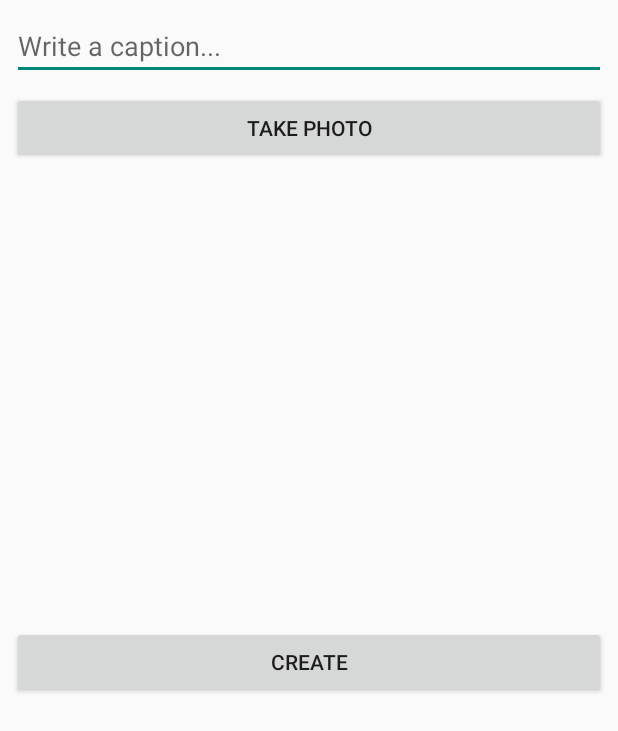
After one commit to mangotapioca13/Instagram_parse, an Android app: the fragment ComposeFragment shown on its own in the app's theme, on a phone screen of 412 x 824 dp. The commit adds this screen. Shown: the top 731 px of the screen. Run offline under Robolectric (Android 15) with nearby library versions, the phone set to English and light mode, and no system bars; libraries missing offline, so code that uses them is left out: com.parse.

Commit message:
starting with fragments

```diff
--- a/app/build.gradle
+++ b/app/build.gradle
@@ -24,6 +24,10 @@ dependencies {
     implementation 'com.android.support:appcompat-v7:28.0.0'
     implementation 'com.android.support.constraint:constraint-layout:1.1.3'
 
+    // Design support library
+    implementation "com.android.support:appcompat-v7:28.0.0"
+    implementation "com.android.support:design:28.0.0"
+
     // CardView
     implementation 'com.android.support:cardview-v7:28.0.0'
     implementation "com.android.support:design:28.0.0"
--- /dev/null
+++ b/app/src/main/java/com/example/instagram/fragments/ComposeFragment.java
@@ -0,0 +1,195 @@
+package com.example.instagram.fragments;
+
+import android.content.Intent;
+import android.graphics.Bitmap;
+import android.graphics.BitmapFactory;
+import android.graphics.Matrix;
+import android.media.ExifInterface;
+import android.net.Uri;
+import android.os.Bundle;
+import android.os.Environment;
+import android.provider.MediaStore;
+import android.support.annotation.NonNull;
+import android.support.annotation.Nullable;
+import android.support.v4.app.Fragment;
+import android.support.v4.content.FileProvider;
+import android.util.Log;
+import android.view.LayoutInflater;
+import android.view.View;
+import android.view.ViewGroup;
+import android.widget.Button;
+import android.widget.EditText;
+import android.widget.ImageView;
+import android.widget.Toast;
+
+import com.example.instagram.R;
+import com.example.instagram.model.Post;
+import com.parse.ParseException;
+import com.parse.ParseFile;
+import com.parse.ParseUser;
+import com.parse.SaveCallback;
+
+import java.io.File;
+import java.io.IOException;
+
+import static android.app.Activity.RESULT_OK;
+
+public class ComposeFragment extends Fragment {
+
+    private final String TAG = "ComposeFragment";
+    private EditText etDescription;
+    private ImageView ivPostImage;
+    private Button btnCreate;
+    private Button btnTakePhoto;
+
+    public final static int CAPTURE_IMAGE_ACTIVITY_REQUEST_CODE = 1034;
+    public String photoFileName = "photo.jpg";
+    private File photoFile;
+
+    // The onCreateView method is called when Fragment should create its View
+    // object hierarchy, either dynamically or via XML layout inflation.
+    @Nullable
+    @Override
+    public View onCreateView(@NonNull LayoutInflater inflater, @Nullable ViewGroup container, @Nullable Bundle savedInstanceState) {
+        return inflater.inflate(R.layout.fragment_compose, container, false);
+    }
+
+    // This event is triggered soon after onCreateView().
+    // Any view setup should occur here. E.g., view lookups and attaching view listeners.
+    @Override
+    public void onViewCreated(@NonNull View view, @Nullable Bundle savedInstanceState) {
+        super.onViewCreated(view, savedInstanceState);
+
+        etDescription = (EditText) view.findViewById(R.id.etDescription);
+        ivPostImage = (ImageView) view.findViewById(R.id.ivPostImage);
+        btnCreate = (Button) view.findViewById(R.id.btnCreate);
+        btnTakePhoto = (Button) view.findViewById(R.id.btnTakePhoto);
+
+        btnTakePhoto.setOnClickListener(new View.OnClickListener() {
+            @Override
+            public void onClick(View v) {
+                launchCamera();
+            }
+        });
+
+        btnCreate.setOnClickListener(new View.OnClickListener() {
+            @Override
+            public void onClick(View v) {
+                String description = etDescription.getText().toString();
+                ParseUser user = ParseUser.getCurrentUser();
+
+                if (photoFile == null || ivPostImage.getDrawable() == null) {
+                    Log.e(TAG, "No photo to sbubmit");
+                    Toast.makeText(getContext(), "There is no photo!", Toast.LENGTH_SHORT).show();
+                    return;
+                }
+                savePost(description, user, photoFile);
+            }
+        });
+    }
+
+    private void launchCamera() {
+        // create Intent to take a picture and return control to the calling application
+        Intent intent = new Intent(MediaStore.ACTION_IMAGE_CAPTURE);
+        // Create a File reference to access to future access
+        photoFile = getPhotoFileUri(photoFileName);
+
+        // wrap File object into a content provider
+        // required for API >= 24
+        // See https://guides.codepath.com/android/Sharing-Content-with-Intents#sharing-files-with-api-24-or-higher
+        Uri fileProvider = FileProvider.getUriForFile(getContext(), "com.codepath.fileprovider", photoFile);
+        intent.putExtra(MediaStore.EXTRA_OUTPUT, fileProvider);
+
+        // If you call startActivityForResult() using an intent that no app can handle, your app will crash.
+        // So as long as the result is not null, it's safe to use the intent.
+        if (intent.resolveActivity(getContext().getPackageManager()) != null) {
+            // Start the image capture intent to take photo
+            startActivityForResult(intent, CAPTURE_IMAGE_ACTIVITY_REQUEST_CODE);
+        }
+    }
+
+    @Override
+    public void onActivityResult(int requestCode, int resultCode, Intent data) {
+        if (requestCode == CAPTURE_IMAGE_ACTIVITY_REQUEST_CODE) {
+            if (resultCode == RESULT_OK) {
+                // by this point we have the camera photo on disk
+                // Bitmap takenImage = BitmapFactory.decodeFile(photoFile.getAbsolutePath());
+                Bitmap takenImage = rotateBitmapOrientation(photoFile.getAbsolutePath());
+
+                // RESIZE BITMAP, see section below
+
+                // Load the taken image into a preview
+                ivPostImage.setImageBitmap(takenImage);
+            } else { // Result was a failure
+                Toast.makeText(getContext(), "Picture wasn't taken!", Toast.LENGTH_SHORT).show();
+            }
+        }
+    }
+
+    public Bitmap rotateBitmapOrientation(String photoFilePath) {
+        // Create and configure BitmapFactory
+        BitmapFactory.Options bounds = new BitmapFactory.Options();
+        bounds.inJustDecodeBounds = true;
+        BitmapFactory.decodeFile(photoFilePath, bounds);
+        BitmapFactory.Options opts = new BitmapFactory.Options();
+        Bitmap bm = BitmapFactory.decodeFile(photoFilePath, opts);
+        // Read EXIF Data
+        ExifInterface exif = null;
+        try {
+            exif = new ExifInterface(photoFilePath);
+        } catch (IOException e) {
+            e.printStackTrace();
+        }
+        String orientString = exif.getAttribute(ExifInterface.TAG_ORIENTATION);
+        int orientation = orientString != null ? Integer.parseInt(orientString) : ExifInterface.ORIENTATION_NORMAL;
+        int rotationAngle = 0;
+        if (orientation == ExifInterface.ORIENTATION_ROTATE_90) rotationAngle = 90;
+        if (orientation == ExifInterface.ORIENTATION_ROTATE_180) rotationAngle = 180;
+        if (orientation == ExifInterface.ORIENTATION_ROTATE_270) rotationAngle = 270;
+        // Rotate Bitmap
+        Matrix matrix = new Matrix();
+        matrix.setRotate(rotationAngle, (float) bm.getWidth() / 2, (float) bm.getHeight() / 2);
+        Bitmap rotatedBitmap = Bitmap.createBitmap(bm, 0, 0, bounds.outWidth, bounds.outHeight, matrix, true);
+        // Return result
+        return rotatedBitmap;
+    }
+
+    // Returns the File for a photo stored on disk given the fileName
+    public File getPhotoFileUri(String fileName) {
+        // Get safe storage directory for photos
+        // Use `getExternalFilesDir` on Context to access package-specific directories.
+        // This way, we don't need to request external read/write runtime permissions.
+        File mediaStorageDir = new File(getContext().getExternalFilesDir(Environment.DIRECTORY_PICTURES), TAG);
+
+        // Create the storage directory if it does not exist
+        if (!mediaStorageDir.exists() && !mediaStorageDir.mkdirs()){
+            Log.d(TAG, "failed to create directory");
+        }
+
+        // Return the file target for the photo based on filename
+        File file = new File(mediaStorageDir.getPath() + File.separator + fileName);
+
+        return file;
+    }
+
+    private void savePost(String description, ParseUser user, File photoFile) {
+        Post post = new Post();
+        post.setDescription(description);
+        post.setUser(user);
+        post.setImage(new ParseFile(photoFile));
+
+        post.saveInBackground(new SaveCallback() {
+            @Override
+            public void done(ParseException e) {
+                if (e != null) {
+                    Log.d(TAG, "Error while saving.");
+                    e.printStackTrace();
+                    return;
+                }
+                Log.d(TAG, "Success!");
+                etDescription.setText("");
+                ivPostImage.setImageResource(0);
+            }
+        });
+    }
+}
--- /dev/null
+++ b/app/src/main/res/layout/fragment_compose.xml
@@ -0,0 +1,62 @@
+<?xml version="1.0" encoding="utf-8"?>
+<LinearLayout xmlns:android="http://schemas.android.com/apk/res/android"
+    xmlns:app="http://schemas.android.com/apk/res-auto"
+    android:orientation="vertical"
+    android:layout_width="match_parent"
+    android:layout_height="match_parent">
+
+    <EditText
+        android:id="@+id/etDescription"
+        android:layout_width="match_parent"
+        android:layout_height="wrap_content"
+        android:layout_marginStart="8dp"
+        android:layout_marginTop="8dp"
+        android:layout_marginEnd="8dp"
+        android:ems="10"
+        android:hint="@string/description"
+        android:inputType="textMultiLine"
+        app:layout_constraintEnd_toEndOf="parent"
+        app:layout_constraintHorizontal_bias="1.0"
+        app:layout_constraintStart_toStartOf="parent"
+        app:layout_constraintTop_toTopOf="parent" />
+
+    <Button
+        android:id="@+id/btnTakePhoto"
+        android:layout_width="match_parent"
+        android:layout_height="wrap_content"
+        android:layout_marginStart="8dp"
+        android:layout_marginTop="8dp"
+        android:layout_marginEnd="8dp"
+        android:text="@string/buttonCamera"
+        app:layout_constraintEnd_toEndOf="parent"
+        app:layout_constraintHorizontal_bias="0.0"
+        app:layout_constraintStart_toStartOf="parent"
+        app:layout_constraintTop_toBottomOf="@+id/etDescription" />
+
+    <ImageView
+        android:id="@+id/ivPostImage"
+        android:layout_width="300dp"
+        android:layout_height="300dp"
+        android:layout_marginStart="8dp"
+        android:layout_marginTop="8dp"
+        android:layout_marginEnd="8dp"
+        app:layout_constraintEnd_toEndOf="parent"
+        app:layout_constraintHorizontal_bias="0.494"
+        app:layout_constraintStart_toStartOf="parent"
+        app:layout_constraintTop_toBottomOf="@+id/btnTakePhoto"
+        app:srcCompat="@color/transparent" />
+
+    <Button
+        android:id="@+id/btnCreate"
+        android:layout_width="match_parent"
+        android:layout_height="wrap_content"
+        android:layout_marginStart="8dp"
+        android:layout_marginEnd="8dp"
+        android:layout_marginBottom="8dp"
+        android:text="@string/buttonCreate"
+        app:layout_constraintBottom_toBottomOf="parent"
+        app:layout_constraintEnd_toEndOf="parent"
+        app:layout_constraintHorizontal_bias="0.0"
+        app:layout_constraintStart_toStartOf="parent" />
+
+</LinearLayout>
```
Also changed, not shown: app/src/main/java/com/example/instagram/HomeActivity.java (+43 -19 lines), app/src/main/res/layout/activity_home.xml (+51 -44 lines), app/src/main/res/menu/menu_bottom_navigation.xml (added, +20 -0 lines).
